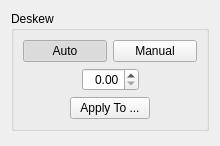
4lex4/scantailor-advanced, file filters/deskew/ui/DeskewOptionsWidget.ui: the form before one commit.
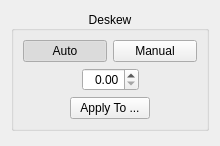
The form after the commit. Custom widgets are drawn as their Qt base class.

What changed in the file:
```diff
--- a/filters/deskew/ui/DeskewOptionsWidget.ui
+++ b/filters/deskew/ui/DeskewOptionsWidget.ui
@@ -19,6 +19,9 @@
      <property name="title">
       <string>Deskew</string>
      </property>
+     <property name="alignment">
+      <set>Qt::AlignCenter</set>
+     </property>
      <layout class="QVBoxLayout" name="verticalLayout">
       <item>
        <layout class="QHBoxLayout">
```
